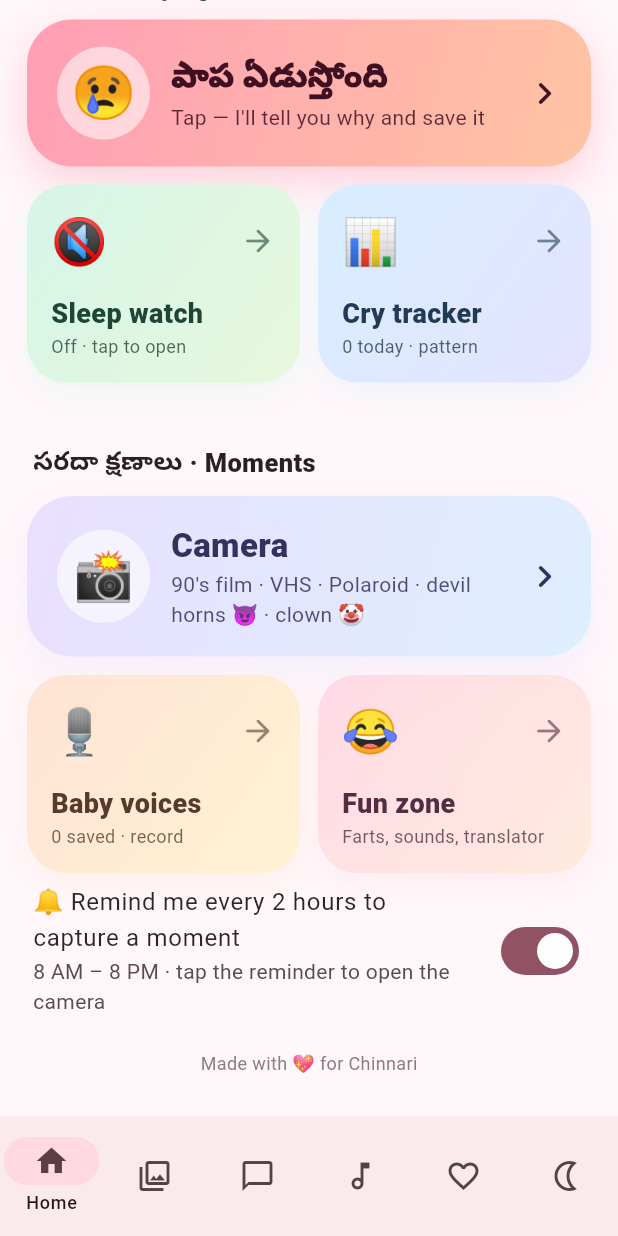
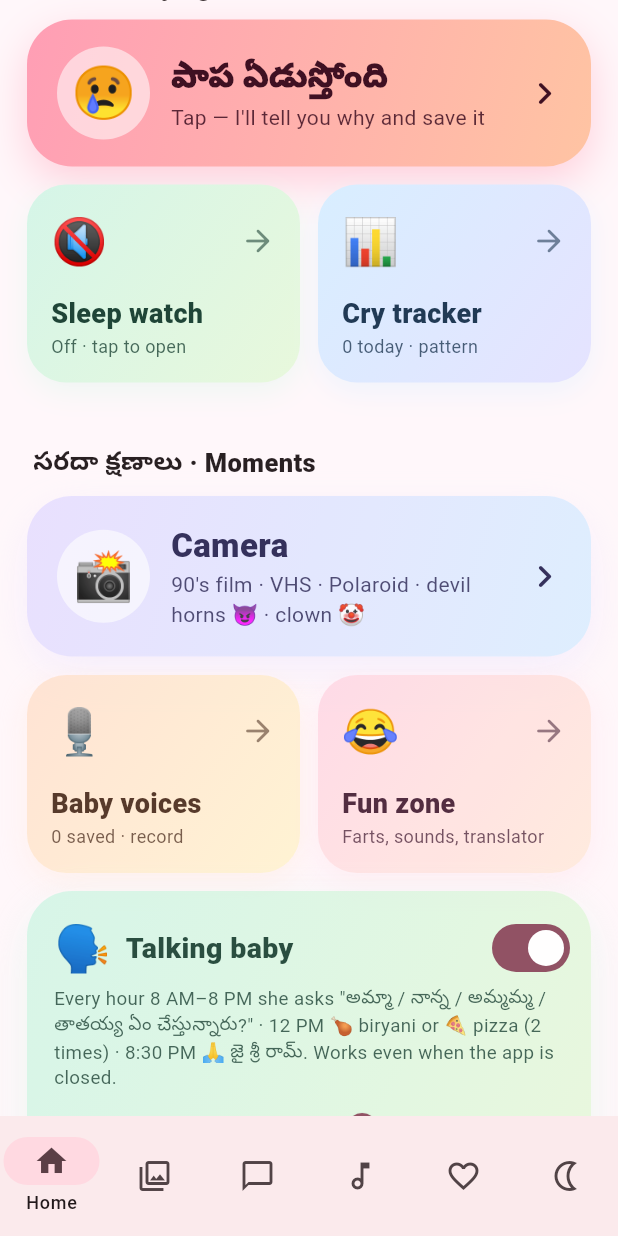
Before and after one commit to praveenkumarakumalla/little-one-app, a Flutter app: the screen it shows after launch, scrolled down 832 dp, on a phone screen of 412 x 824 dp. Run offline on Flutter 3.47's test engine with Material 3 defaults, Android fonts, the phone set to English and light mode, and no system bars; our stand-ins replace audioplayers, camera, flutter_local_notifications, flutter_tts, image_picker, permission_handler and 6 more; missing offline and left inert: alarm, cryptography, file_selector, google_mlkit_face_detection, record.

Commit message:
Talking baby: hourly family questions 8AM-8PM, 12PM biryani/pizza x2, 8:30PM Jai Shree Ram; plays even when app is closed
Co-Authored-By: Claude Opus 5.5 <noreply@anthropic.com>
Claude-Session: https://claude.ai/code/session_016dhjwzidE1QpFg6RUYaQYL

```diff
--- a/lib/moments.dart
+++ b/lib/moments.dart
@@ -24,7 +24,7 @@ class Moments {
     await reschedule();
   }
 
-  static bool get enabled => Store.i.settings['moments'] != false;
+  static bool get enabled => Store.i.settings['moments'] == true;
 
   static const _msgs = [
     ['📸 Smile time!', 'She looks different every day — take a photo of her now.'],
--- a/lib/pages/home.dart
+++ b/lib/pages/home.dart
@@ -9,7 +9,7 @@ import '../feed_alarm.dart';
 import '../store.dart';
 import '../voice.dart';
 import '../watch.dart';
-import '../moments.dart';
+import '../talk.dart';
 import 'camera.dart';
 import 'cries.dart';
 import 'fun.dart';
@@ -115,16 +115,8 @@ class _HomePageState extends State<HomePage> with SingleTickerProviderStateMixin
             const SizedBox(width: 12),
             Expanded(child: _tile(context, 'rose', '😂', 'Fun zone', 'Farts, sounds, translator', () => Navigator.push(context, MaterialPageRoute(builder: (_) => const FunPage())))),
           ])),
-          _enter(7, SwitchListTile(
-            contentPadding: const EdgeInsets.symmetric(horizontal: 4),
-            value: Moments.enabled,
-            onChanged: (v) async {
-              await s.setSetting('moments', v);
-              await Moments.reschedule();
-            },
-            title: const Text('🔔 Remind me every 2 hours to capture a moment'),
-            subtitle: const Text('8 AM – 8 PM · tap the reminder to open the camera'),
-          )),
+          const SizedBox(height: 12),
+          _enter(7, _talkCard(context)),
           const SizedBox(height: 14),
           _enter(8, Center(child: Text('Made with 💖 for ${s.babyName}', style: TextStyle(color: Theme.of(context).colorScheme.outline, fontSize: 12)))),
         ]),
@@ -421,6 +413,45 @@ class _HomePageState extends State<HomePage> with SingleTickerProviderStateMixin
     return _tile(context, 'mint', w.on ? '🎧' : '🔇', 'Sleep watch', w.on ? 'Listening now 🟢' : 'Off · tap to open', () => Navigator.push(context, MaterialPageRoute(builder: (_) => const WatchPage())));
   }
 
+  // ───────────── talking baby ─────────────
+  Widget _talkCard(BuildContext context) {
+    final p = _pal(context, 'mint');
+    final s = Store.i;
+    final vol = ((s.settings['talkVol'] as num?)?.toDouble() ?? 0.8);
+    return _gradBox(
+      p,
+      pad: const EdgeInsets.fromLTRB(18, 14, 10, 12),
+      Column(crossAxisAlignment: CrossAxisAlignment.start, children: [
+        Row(children: [
+          const Text('🗣️', style: TextStyle(fontSize: 30)),
+          const SizedBox(width: 10),
+          Expanded(child: Text('Talking baby', style: TextStyle(fontSize: 19, fontWeight: FontWeight.w900, color: p.ink))),
+          Switch(
+            value: Talk.enabled,
+            onChanged: (v) async {
+              await s.setSetting('talk', v);
+              await Talk.reschedule();
+            },
+          ),
+        ]),
+        Text('Every hour 8 AM–8 PM she asks "అమ్మా / నాన్న / అమ్మమ్మ / తాతయ్య ఏం చేస్తున్నారు?" · 12 PM 🍗 biryani or 🍕 pizza (2 times) · 8:30 PM 🙏 జై శ్రీ రామ్. Works even when the app is closed.', style: TextStyle(fontSize: 12.5, color: p.ink.withValues(alpha: 0.85))),
+        Row(children: [
+          Text('🔉', style: TextStyle(color: p.ink)),
+          Expanded(
+            child: Slider(
+              value: vol,
+              min: 0.2,
+              max: 1.0,
+              onChanged: (v) => s.setSetting('talkVol', v),
+              onChangeEnd: (_) => Talk.reschedule(),
+            ),
+          ),
+          TextButton(style: TextButton.styleFrom(foregroundColor: p.ink), onPressed: () => Talk.test(), child: const Text('▶ Try')),
+        ]),
+      ]),
+    );
+  }
+
   // ───────────── moments ─────────────
   Widget _cameraBig(BuildContext context) {
     final p = _pal(context, 'lilac');
--- /dev/null
+++ b/lib/talk.dart
@@ -0,0 +1,185 @@
+import 'dart:io';
+import 'dart:math' as math;
+
+import 'package:alarm/alarm.dart';
+import 'package:flutter/material.dart';
+import 'package:path_provider/path_provider.dart';
+
+import 'store.dart';
+import 'voice.dart';
+
+/// "Talking baby": the app itself speaks in a cute baby voice —
+/// every hour 8 AM–8 PM it asks about the family, at 12 PM it wants biryani or pizza (said twice),
+/// and at 8:30 PM it asks for "Jai Shree Ram". Works even when the app is closed
+/// (the sentences are saved as voice files on the phone and played by the alarm service).
+class Talk {
+  static const base = 1000; // alarm ids 1000…1099
+  static const version = 2; // bump when the words change, to re-make the voice files
+
+  /// key: [Telugu, Devanagari (for Hindi voice), Latin (for English voice), notification title]
+  static const lines = <String, List<String>>{
+    'amma': ['హలో అమ్మా! నేను నీ చిన్ని బేబీని. ఏం చేస్తున్నావ్?', 'हलो अम्मा! नेनु नी चिन्नि बेबीनि. एम चेस्तुन्नाव?', 'Hello Amma! Nenu nee chinni baby ni. Em chestunnav?', '👶 హలో అమ్మా! ఏం చేస్తున్నావ్?'],
+    'nanna': ['హలో! నాన్న ఏం చేస్తున్నాడు?', 'हलो! नान्ना एम चेस्तुन्नाडु?', 'Hello! Nanna em chestunnadu?', '👶 నాన్న ఏం చేస్తున్నాడు?'],
+    'ammamma': ['అమ్మమ్మ ఏం చేస్తోంది?', 'अम्मम्मा एम चेस्तोंदि?', 'Ammamma em chestondi?', '👶 అమ్మమ్మ ఏం చేస్తోంది?'],
+    'tatayya': ['తాతయ్య ఏం చేస్తున్నాడు?', 'तातय्या एम चेस्तुन्नाडु?', 'Tatayya em chestunnadu?', '👶 తాతయ్య ఏం చేస్తున్నాడు?'],
+    'biryani': ['అమ్మా, నాకు బిర్యానీ కావాలి! ... అమ్మా, నాకు బిర్యానీ కావాలి!', 'अम्मा, नाकु बिर्यानी कावालि! ... अम्मा, नाकु बिर्यानी कावालि!', 'Amma, naku biryani kavali! ... Amma, naku biryani kavali!', '🍗 అమ్మా, నాకు బిర్యానీ కావాలి!'],
+    'pizza': ['అమ్మా, నాకు పిజ్జా కావాలి! ... అమ్మా, నాకు పిజ్జా కావాలి!', 'अम्मा, नाकु पिज़्ज़ा कावालि! ... अम्मा, नाकु पिज़्ज़ा कावालि!', 'Amma, naku pizza kavali! ... Amma, naku pizza kavali!', '🍕 అమ్మా, నాకు పిజ్జా కావాలి!'],
+    'ram': ['అమ్మా, నాకు జై శ్రీ రామ్ చెప్పు! జై శ్రీ రామ్!', 'अम्मा, नाकु जय श्री राम चेप्पु! जय श्री राम!', 'Amma, naku Jai Shree Ram cheppu! Jai Shree Ram!', '🙏 అమ్మా, నాకు జై శ్రీ రామ్ చెప్పు!'],
+  };
+
+  /// Quick replies shown in the app when it asks: [button, what the baby says back]
+  static const replies = <String, List<List<String>>>{
+    'ask': [
+      ['💼 పని చేస్తున్నా', 'సరే! త్వరగా వచ్చేయ్!'],
+      ['🍳 వంట చేస్తున్నా', 'యమ్మీ! నాకు కూడా!'],
+      ['😴 రెస్ట్ తీసుకుంటున్నా', 'సరే, బజ్జో!'],
+      ['🥰 నీ గురించే ఆలోచిస్తున్నా', 'నేను కూడా! ఐ లవ్ యూ!'],
+    ],
+    'food': [
+      ['🍗 సరే, తెస్తా!', 'యే! థాంక్యూ అమ్మా!'],
+      ['🍼 ముందు పాలు తాగు', 'సరే అమ్మా… పాలే నాకు ఇష్టం!'],
+    ],
+    'ram': [
+      ['🙏 జై శ్రీ రామ్!', 'జై శ్రీ రామ్! థాంక్యూ అమ్మా. గుడ్ నైట్!'],
+    ],
+  };
+
+  static bool get enabled => Store.i.settings['talk'] != false;
+
+  static Future<Directory> _dir() async {
+    final d = Directory('${(await getApplicationDocumentsDirectory()).path}/talk');
+    if (!d.existsSync()) d.createSync(recursive: true);
+    return d;
+  }
+
+  static Future<String> _path(String key) async => '${(await _dir()).path}/$key.wav';
+
+  /// Make the voice files (once, or when the words change). Needs the phone's text-to-speech.
+  static Future<void> prepare({bool force = false}) async {
+    final ver = (Store.i.settings['talkVer'] as num?)?.toInt() ?? 0;
+    final lang = Voice.i.lang ?? '';
+    final redo = force || ver != version || Store.i.settings['talkLang'] != lang;
+    for (final e in lines.entries) {
+      final p = await _path(e.key);
+      final f = File(p);
+      if (!redo && f.existsSync() && f.lengthSync() > 2000) continue;
+      await Voice.i.synthToFile(e.value[0], p, dev: e.value[1], lat: e.value[2], pitch: 1.85);
+    }
+    await Store.i.setSetting('talkVer', version);
+    await Store.i.setSetting('talkLang', lang);
+  }
+
+  static Future<void> _cancelAll() async {
+    for (var i = 0; i < 100; i++) {
+      try {
+        await Alarm.stop(base + i);
+      } catch (_) {}
+    }
+  }
+
+  static bool isTalk(int id) => id >= base && id < base + 100;
+
+  static String? keyFor(int id) => (Map<String, dynamic>.from((Store.i.settings['talkPlan'] ?? {}) as Map))['$id']?.toString();
+
+  /// Plan the next 3 days. Called when the app opens and after each ring.
+  static Future<void> reschedule() async {
+    try {
+      await _cancelAll();
+      if (!enabled) return;
+      await prepare();
+      final now = DateTime.now();
+      final r = math.Random();
+      final plan = <String, String>{};
+      var id = base;
+      var lastAsk = '';
+      const asks = ['amma', 'nanna', 'ammamma', 'tatayya'];
+      for (var day = 0; day < 3; day++) {
+        final d0 = DateTime(now.year, now.month, now.day + day);
+        final slots = <MapEntry<DateTime, String>>[];
+        for (var h = 8; h <= 20; h++) {
+          String key;
+          if (h == 12) {
+            key = r.nextBool() ? 'biryani' : 'pizza';
+          } else {
+            final pick = asks.where((a) => a != lastAsk).toList();
+            key = pick[r.nextInt(pick.length)];
+            lastAsk = key;
+          }
+          slots.add(MapEntry(d0.add(Duration(hours: h)), key));
+        }
+        slots.add(MapEntry(d0.add(const Duration(hours: 20, minutes: 30)), 'ram'));
+        for (final s in slots) {
+          if (!s.key.isAfter(now.add(const Duration(seconds: 30)))) continue;
+          final p = await _path(s.value);
+          final file = File(p);
+          final audio = file.existsSync() && file.lengthSync() > 2000 ? p : 'assets/audio/music_box.wav';
+          final l = lines[s.value]!;
+          await Alarm.set(
+            alarmSettings: AlarmSettings(
+              id: id,
+              dateTime: s.key,
+              assetAudioPath: audio,
+              loopAudio: false,
+              vibrate: false,
+              androidFullScreenIntent: false,
+              warningNotificationOnKill: false,
+              volumeSettings: VolumeSettings.fade(volume: ((Store.i.settings['talkVol'] as num?)?.toDouble() ?? 0.8), fadeDuration: const Duration(milliseconds: 600), volumeEnforced: false),
+              notificationSettings: NotificationSettings(title: l[3], body: '${Store.i.babyName} is talking to you 👶 Tap to reply', stopButton: 'OK 😘', iconColor: const Color(0xFFEE5D8E)),
+            ),
+          );
+          plan['$id'] = s.value;
+          id++;
+        }
+      }
+      await Store.i.setSetting('talkPlan', plan);
+    } catch (_) {}
+  }
+
+  /// Plays one sentence now (for the "Try it" button).
+  static Future<void> test([String? key]) async {
+    final k = key ?? (lines.keys.toList()..shuffle()).first;
+    final l = lines[k]!;
+    await Voice.i.say(l[0], dev: l[1], lat: l[2], pitch: 1.85);
+  }
+
+  static String group(String key) => key == 'ram' ? 'ram' : (key == 'biryani' || key == 'pizza') ? 'food' : 'ask';
+}
+
+/// The little sheet shown in the app when the baby talks (if the app is open).
+Future<void> showTalkSheet(BuildContext context, int id) async {
+  final key = Talk.keyFor(id) ?? 'amma';
+  final l = Talk.lines[key]!;
+  final reps = Talk.replies[Talk.group(key)]!;
+  await showModalBottomSheet(
+    context: context,
+    showDragHandle: true,
+    builder: (c) => SafeArea(
+      child: Padding(
+        padding: const EdgeInsets.fromLTRB(20, 0, 20, 20),
+        child: Column(mainAxisSize: MainAxisSize.min, children: [
+          const Text('👶', style: TextStyle(fontSize: 60)),
+          const SizedBox(height: 6),
+          Text(l[3].replaceAll(RegExp(r'^\S+\s'), ''), textAlign: TextAlign.center, style: const TextStyle(fontSize: 24, fontWeight: FontWeight.w900)),
+          const SizedBox(height: 16),
+          Wrap(
+            spacing: 8,
+            runSpacing: 8,
+            alignment: WrapAlignment.center,
+            children: reps
+                .map((r) => FilledButton.tonal(
+                      onPressed: () async {
+                        Navigator.pop(c);
+                        try {
+                          await Alarm.stop(id);
+                        } catch (_) {}
+                        await Voice.i.say(r[1], pitch: 1.85);
+                      },
+                      child: Text(r[0]),
+                    ))
+                .toList(),
+          ),
+        ]),
+      ),
+    ),
+  );
+}
```
Also changed, not shown: lib/main.dart (+11 -1 lines), lib/voice.dart (+19 -0 lines).
